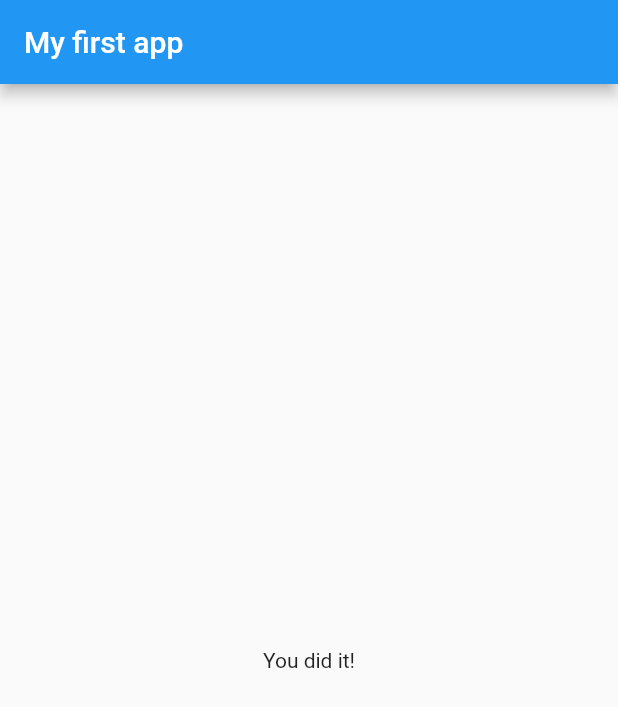
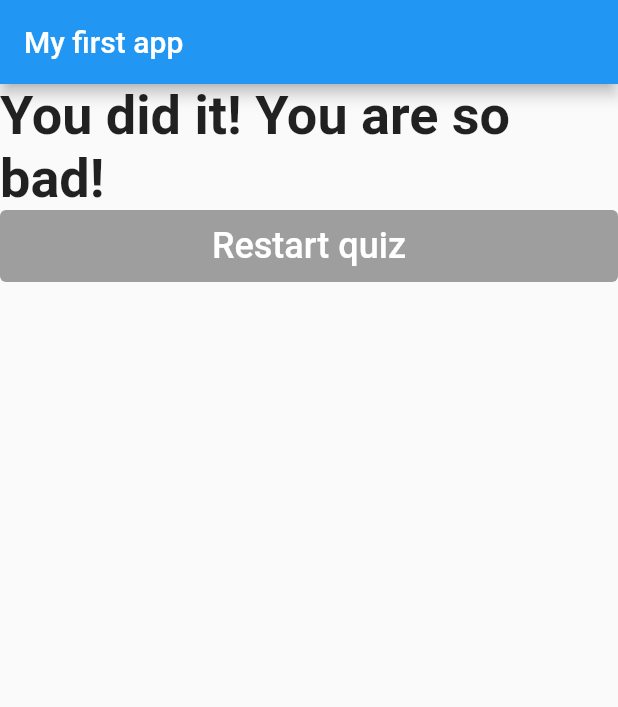
Before and after one commit to MihaiTudorP/first_app, a Flutter app: the screen it shows after launch, after a tap on "Black", after a tap on "Snake", after a tap on "Maxine", on a phone screen of 412 x 824 dp. Shown: the top 707 px of the screen. Run offline on Flutter 3.47's test engine with Material 2 defaults, Android fonts, the phone set to English and light mode, and no system bars; missing offline and left inert: dart:ffi.

Commit message:
Added reset quiz functionality and refactored the app to be more modular

```diff
--- a/lib/answer.dart
+++ b/lib/answer.dart
@@ -8,12 +8,18 @@ class Answer extends StatelessWidget {
   @override
   Widget build(BuildContext context) {
     return Container(
+      margin: const EdgeInsets.all(5.0),
       width: double.infinity,
       child: ElevatedButton(
-        child: Text(answerText),
+        child: Text(
+          answerText,
+          style: TextStyle(fontSize: 24, color: Colors.white),
+        ),
         onPressed: this.onPressed,
         style: ElevatedButton.styleFrom(
-            backgroundColor: Colors.blue, foregroundColor: Colors.white),
+            backgroundColor: Colors.blue,
+            foregroundColor: Colors.white,
+            padding: EdgeInsets.all(10)),
       ),
     );
   }
--- a/lib/main.dart
+++ b/lib/main.dart
@@ -61,6 +61,13 @@ class _MyAppState extends State<MyApp> {
     });
   }
 
+  void _resetQuiz() {
+    setState(() {
+      _questionIndex = 0;
+      _totalScore = 0;
+    });
+  }
+
   @override
   Widget build(BuildContext context) {
     return MaterialApp(
@@ -74,7 +81,7 @@ class _MyAppState extends State<MyApp> {
               questionIndex: _questionIndex,
               questions: _questions,
             )
-          : Result(),
+          : Result(resetQuiz: _resetQuiz, resultScore: _totalScore),
     ));
   }
 }
--- /dev/null
+++ b/lib/restartQuizButton.dart
@@ -0,0 +1,27 @@
+import 'package:flutter/material.dart';
+
+class RestartQuizButton extends StatelessWidget {
+  const RestartQuizButton({
+    Key key,
+    @required this.resetQuiz,
+    @required this.flatButtonStyle,
+  }) : super(key: key);
+
+  final VoidCallback resetQuiz;
+  final ButtonStyle flatButtonStyle;
+
+  @override
+  Widget build(BuildContext context) {
+    return Container(
+      width: double.infinity,
+      child: TextButton(
+        onPressed: resetQuiz,
+        child: Text(
+          'Restart quiz',
+          style: TextStyle(color: Colors.white, fontSize: 24),
+        ),
+        style: flatButtonStyle,
+      ),
+    );
+  }
+}
--- a/lib/result.dart
+++ b/lib/result.dart
@@ -1,10 +1,42 @@
+import 'package:first_app/restartQuizButton.dart';
 import 'package:flutter/material.dart';
 
 class Result extends StatelessWidget {
+  final int resultScore;
+  final VoidCallback resetQuiz;
+  final ButtonStyle flatButtonStyle = TextButton.styleFrom(
+    backgroundColor: Colors.grey,
+    padding: EdgeInsets.all(10),
+  );
+
+  String get resultPhrase {
+    var resultText = 'You did it!';
+    if (resultScore <= 8) {
+      resultText += ' You are awesome and innocent!';
+    } else if (resultScore <= 12) {
+      resultText += ' Pretty likeable!';
+    } else if (resultScore <= 16) {
+      resultText += ' You are ... strange?';
+    } else {
+      resultText += ' You are so bad!';
+    }
+    return resultText;
+  }
+
+  Result({@required this.resultScore, @required this.resetQuiz});
   @override
   Widget build(BuildContext context) {
     return Center(
-      child: Text("You did it!"),
+      child: Column(
+        children: [
+          Text(
+            resultPhrase,
+            style: TextStyle(fontSize: 36, fontWeight: FontWeight.bold),
+          ),
+          RestartQuizButton(
+              resetQuiz: resetQuiz, flatButtonStyle: flatButtonStyle)
+        ],
+      ),
     );
   }
 }
```
